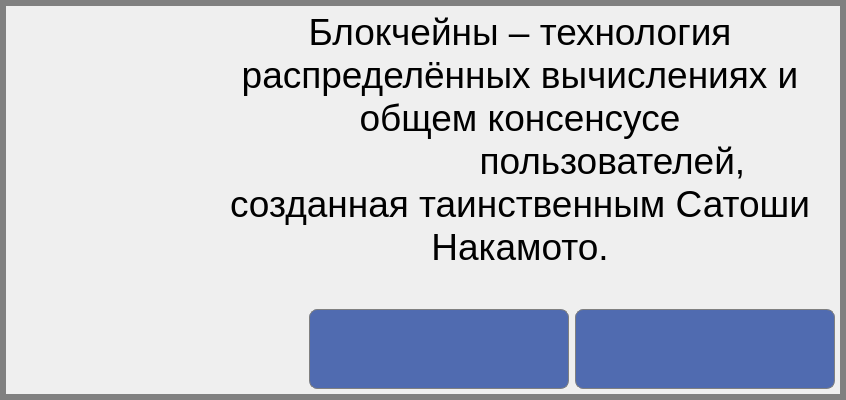
First picture: the form in src/plugins/NativeWidgets/ServiceMenu/src/GUI/MessageBox/MessageWindow.ui, repository Ilkhom-S/e-kiosk, before the edit.
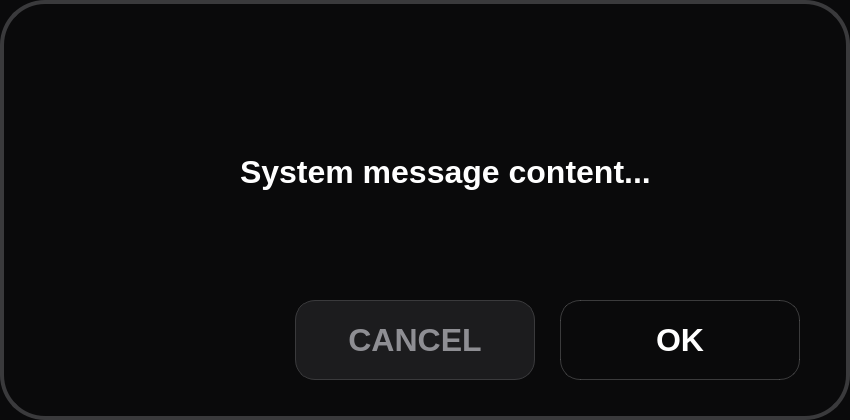
Second picture: the form after the edit. Icons and pictures are not drawn.

Commit message:
fix(ServiceMenu): fix message box bugs and add dim overlay
- Fix hardcoded button texts: use tr('#ok') / tr('#cancel')
- Add translations for OK/Cancel in EN/RU/TG/UZ locales
- Replace old PNG icons with transparent-bg SVGs (midnight style):
  info, warning, critical, question
- Fix Cancel freeze: update lastExitQuestionTime unconditionally
- Add WA_TranslucentBackground + border-radius for rounded dialog
- Add dim overlay (rgba 0,0,0,168) behind message box dialog,
  matching QML variant popup_overlay_color behavior
- Center dialog over parent window on each show

What changed in the file:
```diff
--- a/src/plugins/NativeWidgets/ServiceMenu/src/GUI/MessageBox/MessageWindow.ui
+++ b/src/plugins/NativeWidgets/ServiceMenu/src/GUI/MessageBox/MessageWindow.ui
@@ -6,184 +6,111 @@
       <rect>
         <x>0</x>
         <y>0</y>
-        <width>846</width>
-        <height>400</height>
-      </rect>
-    </property>
-    <property name="windowTitle">
-      <string>MessageWindow</string>
-    </property>
+    <width>850</width>
+    <height>420</height>
+   </rect>
+  </property>
     <property name="styleSheet">
-      <string notr="true">/* common styles */
-        QPushButton
-        {
-        color: white;
-        background-color: rgba(80, 107, 176);
-        border: 1px solid gray;
-        border-radius: 8px;
-        padding-left: 1px;
-        padding-right: 1px;
-        font: 28pt &quot;MS Shell Dlg 2&quot;;
-        }
+   <string notr="true">
+                /* Main Background: Midnight Black */
+                QWidget#MessageWindow {
+                background-color: #0A0A0B;
+                border: 4px solid #3A3A3C;
+                border-radius: 45px;
+                }
 
-        QPushButton:disabled
-        {
-        color: gray;
-        background-color: lightgray;
-        }
+                /* Text: Ultra-legible Segoe UI Black */
+                QLabel#lbText {
+                color: #FFFFFF;
+                font-family: &quot;Segoe UI&quot;, &quot;Arial&quot;, &quot;Helvetica&quot;;
+                font-weight: 900;
+                }
 
-        QPushButton:pressed
-        {
-        background-color: rgba(98, 141, 191);
-        }
+                /* REFACTORED: Icon Container is now transparent to let SVG define the squircle */
+                QLabel#lbIcon {
+                background-color: transparent;
+                border: none;
+                }
 
-        QLineEdit:disabled {
-        color: #808080;
-        background-color: #d3d3d3;
-        border: 2px solid #a6a6a6;
-        }
+                /* Core Suite Action Button (OK) */
+                QPushButton#btnOK {
+                color: #FFFFFF;
+                background-color: qlineargradient(spread:pad, x1:0, y1:0, x2:1, y2:1, stop:0
+                #FF7D40, stop:1 #FA5300);
+                border: 1px solid rgba(255, 255, 255, 0.2);
+                border-radius: 20px;
+                font-size: 24pt;
+                font-weight: bold;
+                }
 
-        QLabel:disabled {
-        color: #808080;
-        }
+                QPushButton#btnOK:pressed { background-color: #FA5300; }
 
-        /* MainServiceWindow styles*/
-        QWidget#MessageWindow
-        {
-        border: 6px solid gray;
-        }
+                /* Secondary Action Button (Cancel) */
+                QPushButton#btnCancel {
+                color: #8E8E93;
+                background-color: #1C1C1E;
+                border: 1px solid #3A3A3C;
+                border-radius: 20px;
+                font-size: 24pt;
+                font-weight: bold;
+                }
 
-
+                QPushButton#btnCancel:pressed { background-color: #2C2C2E; }
       </string>
     </property>
     <layout class="QGridLayout" name="gridLayout">
-      <item row="1" column="1">
-        <spacer name="verticalSpacer_2">
-          <property name="orientation">
-            <enum>Qt::Vertical</enum>
-          </property>
-          <property name="sizeHint" stdset="0">
-            <size>
-              <width>20</width>
-              <height>33</height>
-            </size>
-          </property>
-        </spacer>
-      </item>
-      <item row="2" column="0" colspan="2">
-        <layout class="QHBoxLayout" name="horizontalLayout">
-          <item>
-            <spacer name="horizontalSpacer_2">
-              <property name="orientation">
-                <enum>Qt::Horizontal</enum>
-              </property>
-              <property name="sizeHint" stdset="0">
-                <size>
-                  <width>40</width>
-                  <height>20</height>
-                </size>
-              </property>
-            </spacer>
-          </item>
-          <item>
-            <widget class="QPushButton" name="btnCancel">
-              <property name="minimumSize">
-                <size>
-                  <width>260</width>
-                  <height>80</height>
-                </size>
-              </property>
-              <property name="text">
-                <string />
-              </property>
-              <property name="iconSize">
-                <size>
-                  <width>261</width>
-                  <height>113</height>
-                </size>
-              </property>
-              <property name="flat">
-                <bool>false</bool>
-              </property>
-            </widget>
-          </item>
-          <item>
-            <widget class="QPushButton" name="btnOK">
-              <property name="minimumSize">
-                <size>
-                  <width>260</width>
-                  <height>80</height>
-                </size>
-              </property>
-              <property name="text">
-                <string />
-              </property>
-              <property name="iconSize">
-                <size>
-                  <width>261</width>
-                  <height>113</height>
-                </size>
-              </property>
-            </widget>
-          </item>
-        </layout>
-      </item>
-      <item row="1" column="0">
-        <spacer name="verticalSpacer">
-          <property name="orientation">
-            <enum>Qt::Vertical</enum>
-          </property>
-          <property name="sizeHint" stdset="0">
-            <size>
-              <width>20</width>
-              <height>33</height>
-            </size>
-          </property>
-        </spacer>
-      </item>
-      <item row="0" column="0" colspan="2">
-        <layout class="QHBoxLayout" name="horizontalLayout_2">
+   <property name="leftMargin">
+    <number>50</number>
+   </property>
+   <property name="topMargin">
+    <number>50</number>
+   </property>
+   <property name="rightMargin">
+    <number>50</number>
+   </property>
+   <property name="bottomMargin">
+    <number>40</number>
+   </property>
+   <item row="0" column="0">
+    <layout class="QHBoxLayout" name="horizontalLayout_Main">
+     <property name="spacing">
+      <number>45</number>
+     </property>
           <item>
             <widget class="QLabel" name="lbIcon">
               <property name="minimumSize">
                 <size>
-                  <width>188</width>
-                  <height>188</height>
+         <width>145</width>
+         <height>145</height>
                 </size>
               </property>
               <property name="maximumSize">
                 <size>
-                  <width>188</width>
-                  <height>188</height>
-                </size>
-              </property>
-              <property name="text">
-                <string />
-              </property>
-              <property name="pixmap">
-                <pixmap resource="../Resources/Resources.qrc">:/Images/MessageBox/critical.png</pixmap>
+         <width>145</width>
+         <height>145</height>
+        </size>
+       </property>
+       <property name="font">
+        <font>
+         <pointsize>13</pointsize>
+        </font>
+       </property>
+       <property name="scaledContents">
+        <bool>true</bool>
               </property>
             </widget>
           </item>
           <item>
             <widget class="QLabel" name="lbText">
-              <property name="minimumSize">
-                <size>
-                  <width>630</width>
-                  <height>250</height>
-                </size>
-              </property>
               <property name="font">
                 <font>
-                  <pointsize>28</pointsize>
+         <family>Segoe UI</family>
+         <pointsize>24</pointsize>
+         <fontweight>Black</fontweight>
                 </font>
               </property>
               <property name="text">
-                <string>Блокчейны – технология распределённых вычислениях и общем консенсусе
-                  пользователей, созданная таинственным Сатоши Накамото.</string>
-              </property>
-              <property name="alignment">
-                <set>Qt::AlignCenter</set>
+        <string>System message content...</string>
               </property>
               <property name="wordWrap">
                 <bool>true</bool>
@@ -192,11 +119,54 @@
           </item>
         </layout>
       </item>
+   <item row="1" column="0">
+    <layout class="QHBoxLayout" name="horizontalLayout_Buttons">
+     <property name="spacing">
+      <number>25</number>
+     </property>
+     <item>
+      <spacer name="horizontalSpacer">
+       <property name="orientation">
+        <enum>Qt::Orientation::Horizontal</enum>
+       </property>
+       <property name="sizeHint" stdset="0">
+        <size>
+         <width>0</width>
+         <height>0</height>
+        </size>
+       </property>
+      </spacer>
+     </item>
+     <item>
+      <widget class="QPushButton" name="btnCancel">
+       <property name="minimumSize">
+        <size>
+         <width>240</width>
+         <height>80</height>
+        </size>
+       </property>
+       <property name="text">
+        <string>CANCEL</string>
+       </property>
+      </widget>
+     </item>
+     <item>
+      <widget class="QPushButton" name="btnOK">
+       <property name="minimumSize">
+        <size>
+         <width>240</width>
+         <height>80</height>
+        </size>
+       </property>
+       <property name="text">
+        <string>OK</string>
+       </property>
+      </widget>
+     </item>
     </layout>
-  </widget>
-  <layoutdefault spacing="6" margin="11" />
-  <resources>
-    <include location="../Resources/Resources.qrc" />
-  </resources>
-  <connections />
+   </item>
+  </layout>
+ </widget>
+ <resources/>
+ <connections/>
 </ui>
```
Lines whose indentation alone changed are shown as unchanged. The commit also changes 28 other files.
